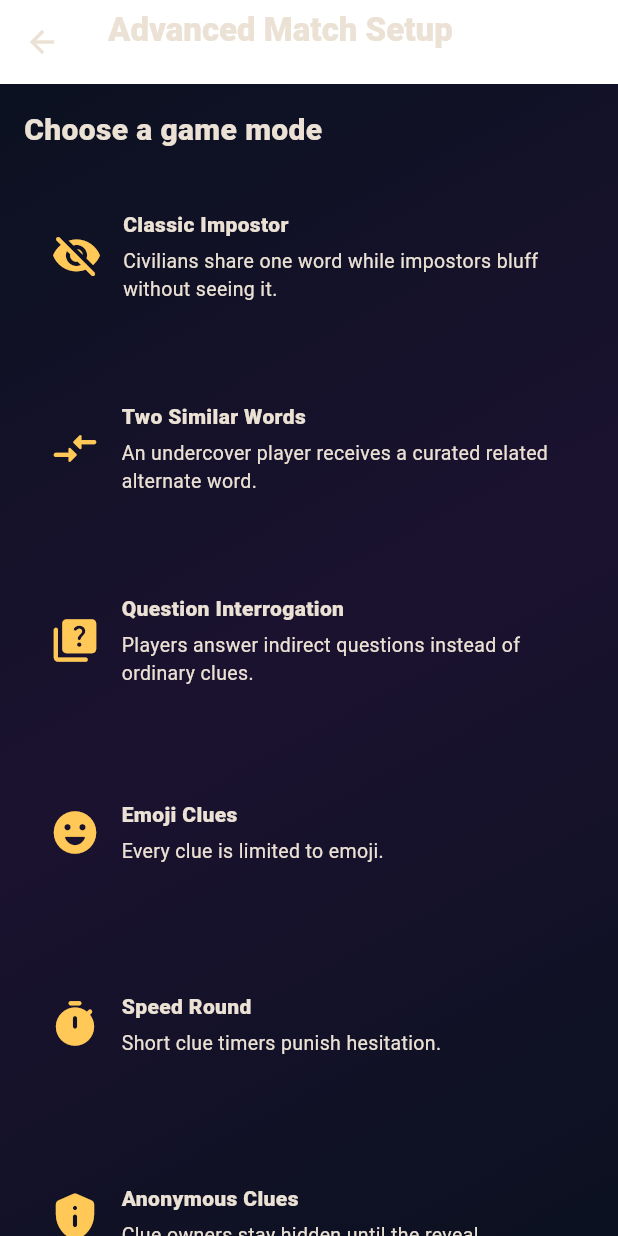
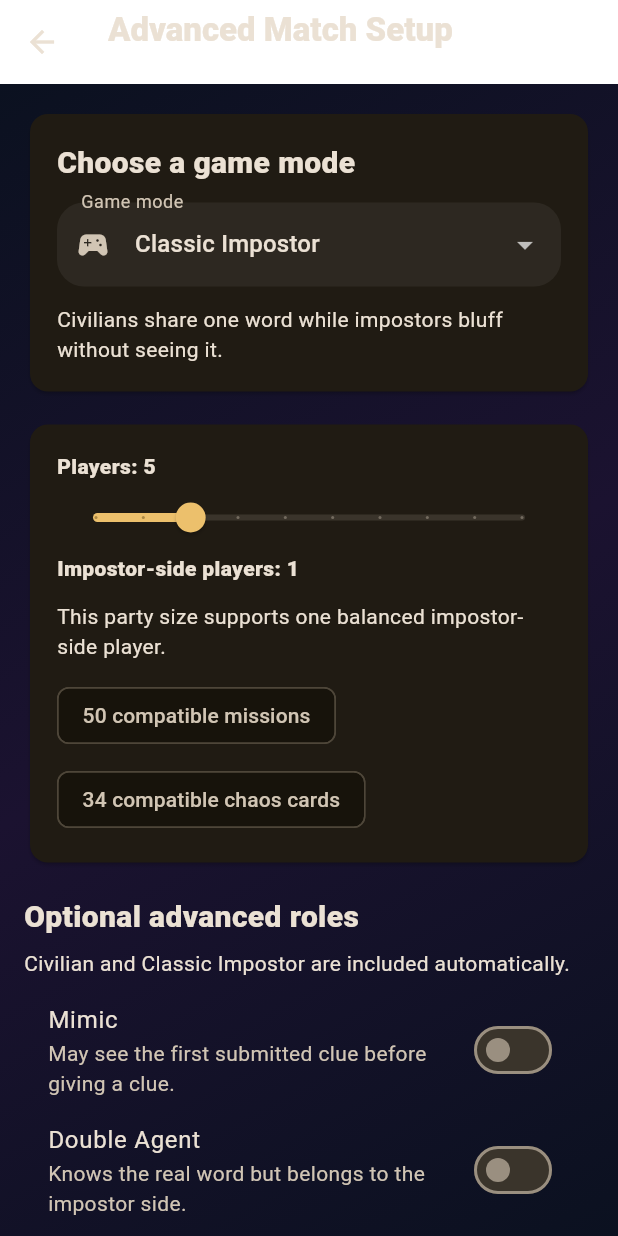
Before and after one commit to tan15hacks/suspect-impostor-game, a Flutter app: the ModeSetupPage screen opened directly, on a phone screen of 412 x 824 dp. Run offline on Flutter 3.47's test engine with Material 3 defaults, Android fonts, the phone set to English and light mode, and no system bars; statements that could not run were skipped.

Commit message:
Simplify and type-safe advanced match setup

```diff
--- a/lib/features/modes/mode_setup_page.dart
+++ b/lib/features/modes/mode_setup_page.dart
@@ -29,46 +29,54 @@ class _ModeSetupPageState extends State<ModeSetupPage> {
         enabledRoles: _roles,
       );
 
+  void _resetOutput() {
+    _preview = null;
+    _validationMessage = null;
+  }
+
+  void _setMode(GameMode mode) {
+    setState(() {
+      _mode = mode;
+      if (mode != GameMode.twoSimilarWords) {
+        _roles.remove(AdvancedRole.saboteur);
+      }
+      _impostorCount = _impostorCount
+          .clamp(1, AdvancedRules.maximumImpostorsFor(_playerCount))
+          .toInt();
+      _resetOutput();
+    });
+  }
+
   void _validate() {
-    final message = AdvancedRules.validateConfiguration(_configuration);
+    final error = AdvancedRules.validateConfiguration(_configuration);
     setState(() {
-      _validationMessage = message ?? 'Balanced configuration ready.';
-      if (message != null) {
+      _validationMessage = error ?? 'Balanced configuration ready.';
+      if (error != null) {
         _preview = null;
       }
     });
   }
 
   void _generatePreview() {
-    final message = AdvancedRules.validateConfiguration(_configuration);
-    if (message != null) {
+    final error = AdvancedRules.validateConfiguration(_configuration);
+    if (error != null) {
       setState(() {
-        _validationMessage = message;
+        _validationMessage = error;
         _preview = null;
       });
       return;
     }
-    final ids = List.generate(_playerCount, (index) => 'Player ${index + 1}');
+    final playerIds = List.generate(
+      _playerCount,
+      (index) => 'Player ${index + 1}',
+    );
     setState(() {
       _validationMessage = 'Balanced role preview generated.';
       _preview = AdvancedRules.assignRoles(
-        playerIds: ids,
+        playerIds: playerIds,
         configuration: _configuration,
         random: Random(DateTime.now().microsecondsSinceEpoch),
       );
-    });
-  }
-
-  void _selectMode(GameMode mode) {
-    setState(() {
-      _mode = mode;
-      _preview = null;
-      _validationMessage = null;
-      if (mode != GameMode.twoSimilarWords) {
-        _roles.remove(AdvancedRole.saboteur);
-      }
-      final maximum = AdvancedRules.maximumImpostorsFor(_playerCount);
-      _impostorCount = _impostorCount.clamp(1, maximum);
     });
   }
 
@@ -90,31 +98,47 @@ class _ModeSetupPageState extends State<ModeSetupPage> {
       body: Column(
         crossAxisAlignment: CrossAxisAlignment.stretch,
         children: [
+          Card(
+            child: Padding(
+              padding: const EdgeInsets.all(18),
+              child: Column(
+                crossAxisAlignment: CrossAxisAlignment.stretch,
+                children: [
                   const Text(
                     'Choose a game mode',
                     style: TextStyle(fontSize: 20, fontWeight: FontWeight.w900),
                   ),
                   const SizedBox(height: 12),
-          GridView.builder(
-            shrinkWrap: true,
-            physics: const NeverScrollableScrollPhysics(),
-            itemCount: GameMode.values.length,
-            gridDelegate: SliverGridDelegateWithFixedCrossAxisCount(
-              crossAxisCount: MediaQuery.sizeOf(context).width > 720 ? 2 : 1,
-              mainAxisExtent: 116,
-              crossAxisSpacing: 12,
-              mainAxisSpacing: 12,
+                  DropdownButtonFormField<GameMode>(
+                    value: _mode,
+                    decoration: const InputDecoration(
+                      labelText: 'Game mode',
+                      prefixIcon: Icon(Icons.sports_esports_rounded),
                     ),
-            itemBuilder: (context, index) {
-              final mode = GameMode.values[index];
-              return _ModeCard(
-                mode: mode,
-                selected: mode == _mode,
-                onTap: () => _selectMode(mode),
-              );
+                    items: GameMode.values
+                        .map(
+                          (mode) => DropdownMenuItem(
+                            value: mode,
+                            child: Text(_modeName(mode)),
+                          ),
+                        )
+                        .toList(growable: false),
+                    onChanged: (mode) {
+                      if (mode != null) {
+                        _setMode(mode);
+                      }
                     },
                   ),
-          const SizedBox(height: 24),
+                  const SizedBox(height: 12),
+                  Text(
+                    _modeDescription(_mode),
+                    style: const TextStyle(color: Colors.white64, height: 1.4),
+                  ),
+                ],
+              ),
+            ),
+          ),
+          const SizedBox(height: 14),
           Card(
             child: Padding(
               padding: const EdgeInsets.all(18),
@@ -134,14 +158,16 @@ class _ModeSetupPageState extends State<ModeSetupPage> {
                     onChanged: (value) {
                       setState(() {
                         _playerCount = value.round();
-                        final maximum = AdvancedRules.maximumImpostorsFor(_playerCount);
-                        _impostorCount = _impostorCount.clamp(1, maximum);
-                        _preview = null;
-                        _validationMessage = null;
+                        _impostorCount = _impostorCount
+                            .clamp(
+                              1,
+                              AdvancedRules.maximumImpostorsFor(_playerCount),
+                            )
+                            .toInt();
+                        _resetOutput();
                       });
                     },
                   ),
-                  const SizedBox(height: 6),
                   Text(
                     'Impostor-side players: $_impostorCount',
                     style: const TextStyle(fontWeight: FontWeight.w900),
@@ -150,7 +176,7 @@ class _ModeSetupPageState extends State<ModeSetupPage> {
                     const Padding(
                       padding: EdgeInsets.symmetric(vertical: 12),
                       child: Text(
-                        'This player count supports one balanced impostor-side player.',
+                        'This party size supports one balanced impostor-side player.',
                         style: TextStyle(color: Colors.white64),
                       ),
                     )
@@ -164,8 +190,7 @@ class _ModeSetupPageState extends State<ModeSetupPage> {
                       onChanged: (value) {
                         setState(() {
                           _impostorCount = value.round();
-                          _preview = null;
-                          _validationMessage = null;
+                          _resetOutput();
                         });
                       },
                     ),
@@ -181,33 +206,33 @@ class _ModeSetupPageState extends State<ModeSetupPage> {
               ),
             ),
           ),
-          const SizedBox(height: 20),
+          const SizedBox(height: 18),
           const Text(
-            'Advanced roles',
+            'Optional advanced roles',
             style: TextStyle(fontSize: 20, fontWeight: FontWeight.w900),
           ),
+          const SizedBox(height: 6),
+          const Text(
+            'Civilian and Classic Impostor are included automatically.',
+            style: TextStyle(color: Colors.white64),
+          ),
           const SizedBox(height: 8),
-          const Text(
-            'Civilian and Classic Impostor are always included. Optional roles are validated against the selected mode and player count.',
-            style: TextStyle(color: Colors.white64, height: 1.4),
-          ),
-          const SizedBox(height: 10),
           for (final role in AdvancedRole.values.where(
-            (role) => role != AdvancedRole.civilian && role != AdvancedRole.impostor,
+            (role) => role != AdvancedRole.civilian &&
+                role != AdvancedRole.impostor,
           ))
             SwitchListTile(
               value: _roles.contains(role),
               title: Text(_roleName(role)),
               subtitle: Text(_roleDescription(role)),
-              onChanged: (value) {
+              onChanged: (enabled) {
                 setState(() {
-                  if (value) {
+                  if (enabled) {
                     _roles.add(role);
                   } else {
                     _roles.remove(role);
                   }
-                  _preview = null;
-                  _validationMessage = null;
+                  _resetOutput();
                 });
               },
             ),
@@ -246,10 +271,10 @@ class _ModeSetupPageState extends State<ModeSetupPage> {
             ),
           ],
           if (_preview != null) ...[
-            const SizedBox(height: 18),
+            const SizedBox(height: 16),
             Card(
               child: Padding(
-                padding: const EdgeInsets.all(18),
+                padding: const EdgeInsets.all(16),
                 child: Column(
                   crossAxisAlignment: CrossAxisAlignment.stretch,
                   children: [
@@ -258,11 +283,6 @@ class _ModeSetupPageState extends State<ModeSetupPage> {
                       style: TextStyle(fontSize: 18, fontWeight: FontWeight.w900),
                     ),
                     const SizedBox(height: 8),
-                    const Text(
-                      'Actual matches reveal these privately one player at a time.',
-                      style: TextStyle(color: Colors.white64),
-                    ),
-                    const SizedBox(height: 12),
                     for (final entry in _preview!.rolesByPlayerId.entries)
                       ListTile(
                         dense: true,
@@ -280,7 +300,7 @@ class _ModeSetupPageState extends State<ModeSetupPage> {
               ),
             ),
           ],
-          const SizedBox(height: 18),
+          const SizedBox(height: 16),
           if (_mode == GameMode.classic &&
               _roles.isEmpty &&
               _impostorCount == 1)
@@ -297,82 +317,13 @@ class _ModeSetupPageState extends State<ModeSetupPage> {
             const Card(
               child: Padding(
                 padding: EdgeInsets.all(18),
-                child: Row(
-                  crossAxisAlignment: CrossAxisAlignment.start,
-                  children: [
-                    Icon(Icons.info_outline_rounded, color: Color(0xFFFFC857)),
-                    SizedBox(width: 12),
-                    Expanded(
                 child: Text(
-                        'This configuration is fully validated and can generate balanced private roles. The advanced clue, ability, voting, and role-specific scoring screens are being wired in the next gameplay phase; Classic remains the current complete playable loop.',
+                  'This setup can validate and generate balanced advanced roles now. The advanced clue, ability, voting, and role-specific scoring screens are the next gameplay integration step; Classic remains the complete playable loop in this build.',
                   style: TextStyle(height: 1.45),
-                      ),
-                    ),
-                  ],
                 ),
               ),
             ),
         ],
-      ),
-    );
-  }
-}
-
-class _ModeCard extends StatelessWidget {
-  const _ModeCard({
-    required this.mode,
-    required this.selected,
-    required this.onTap,
-  });
-
-  final GameMode mode;
-  final bool selected;
-  final VoidCallback onTap;
-
-  @override
-  Widget build(BuildContext context) {
-    return InkWell(
-      borderRadius: BorderRadius.circular(22),
-      onTap: onTap,
-      child: Ink(
-        padding: const EdgeInsets.all(16),
-        decoration: BoxDecoration(
-          color: selected
-              ? const Color(0xFF6D5DFB).withOpacity(0.22)
-              : const Color(0xFF172033),
-          borderRadius: BorderRadius.circular(22),
-          border: Border.all(
-            color: selected
-                ? const Color(0xFF9B8CFF)
-                : Colors.white.withOpacity(0.08),
-            width: selected ? 2 : 1,
-          ),
-        ),
-        child: Row(
-          children: [
-            Icon(_modeIcon(mode), size: 34, color: const Color(0xFFFFC857)),
-            const SizedBox(width: 14),
-            Expanded(
-              child: Column(
-                mainAxisAlignment: MainAxisAlignment.center,
-                crossAxisAlignment: CrossAxisAlignment.start,
-                children: [
-                  Text(
-                    _modeName(mode),
-                    style: const TextStyle(fontWeight: FontWeight.w900),
-                  ),
-                  const SizedBox(height: 5),
-                  Text(
-                    _modeDescription(mode),
-                    maxLines: 3,
-                    overflow: TextOverflow.ellipsis,
-                    style: const TextStyle(color: Colors.white64, fontSize: 13),
-                  ),
-                ],
-              ),
-            ),
-          ],
-        ),
       ),
     );
   }
@@ -406,38 +357,17 @@ String _modeDescription(GameMode mode) {
     case GameMode.twoSimilarWords:
       return 'An undercover player receives a curated related alternate word.';
     case GameMode.questionInterrogation:
-      return 'Players answer indirect questions instead of ordinary clues.';
+      return 'Players answer indirect questions instead of giving ordinary clues.';
     case GameMode.emojiClues:
-      return 'Every clue is limited to emoji.';
+      return 'Each clue must contain emoji without ordinary text.';
     case GameMode.speedRound:
-      return 'Short clue timers punish hesitation.';
+      return 'Short clue deadlines punish hesitation.';
     case GameMode.anonymousClues:
-      return 'Clue owners stay hidden until the reveal.';
+      return 'Clue owners remain hidden until voting or round completion.';
     case GameMode.multipleImpostors:
-      return 'Balanced teams support more than one impostor-side player.';
+      return 'Balanced player counts support more than one impostor-side role.';
     case GameMode.oneSentenceStory:
-      return 'Each player adds a sentence that subtly references the word.';
-  }
-}
-
-IconData _modeIcon(GameMode mode) {
-  switch (mode) {
-    case GameMode.classic:
-      return Icons.visibility_off_rounded;
-    case GameMode.twoSimilarWords:
-      return Icons.compare_arrows_rounded;
-    case GameMode.questionInterrogation:
-      return Icons.quiz_rounded;
-    case GameMode.emojiClues:
-      return Icons.emoji_emotions_rounded;
-    case GameMode.speedRound:
-      return Icons.timer_rounded;
-    case GameMode.anonymousClues:
-      return Icons.privacy_tip_rounded;
-    case GameMode.multipleImpostors:
-      return Icons.groups_rounded;
-    case GameMode.oneSentenceStory:
-      return Icons.auto_stories_rounded;
+      return 'Every player adds one sentence that subtly references the word.';
   }
 }
 
@@ -467,11 +397,11 @@ String _roleDescription(AdvancedRole role) {
     case AdvancedRole.impostor:
       return 'Receives no word and wins by survival or a final guess.';
     case AdvancedRole.mimic:
-      return 'May see the first submitted clue before giving their own.';
+      return 'May see the first submitted clue before giving a clue.';
     case AdvancedRole.doubleAgent:
-      return 'Knows the word but secretly belongs to the impostor side.';
+      return 'Knows the real word but belongs to the impostor side.';
     case AdvancedRole.mrBlank:
-      return 'Receives no word and may win individually with a correct guess.';
+      return 'Receives no word and may win with a correct final guess.';
     case AdvancedRole.saboteur:
       return 'Receives a related alternate word in Two Similar Words mode.';
     case AdvancedRole.trickster:
```
Lines whose indentation alone changed are shown as unchanged.
